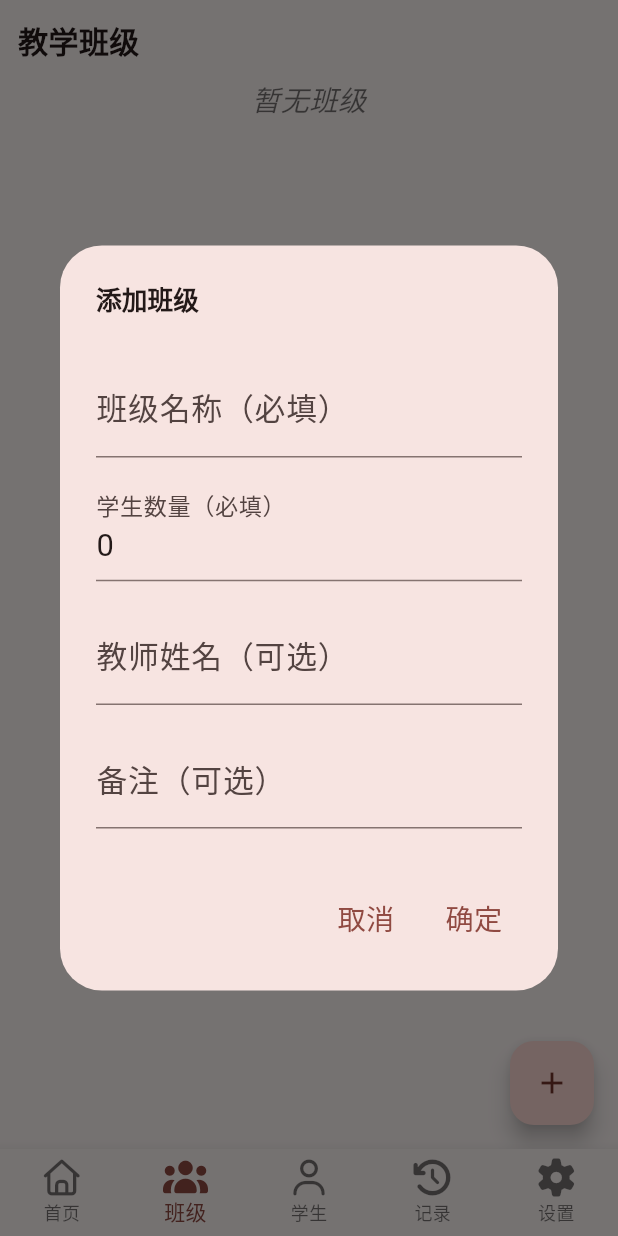
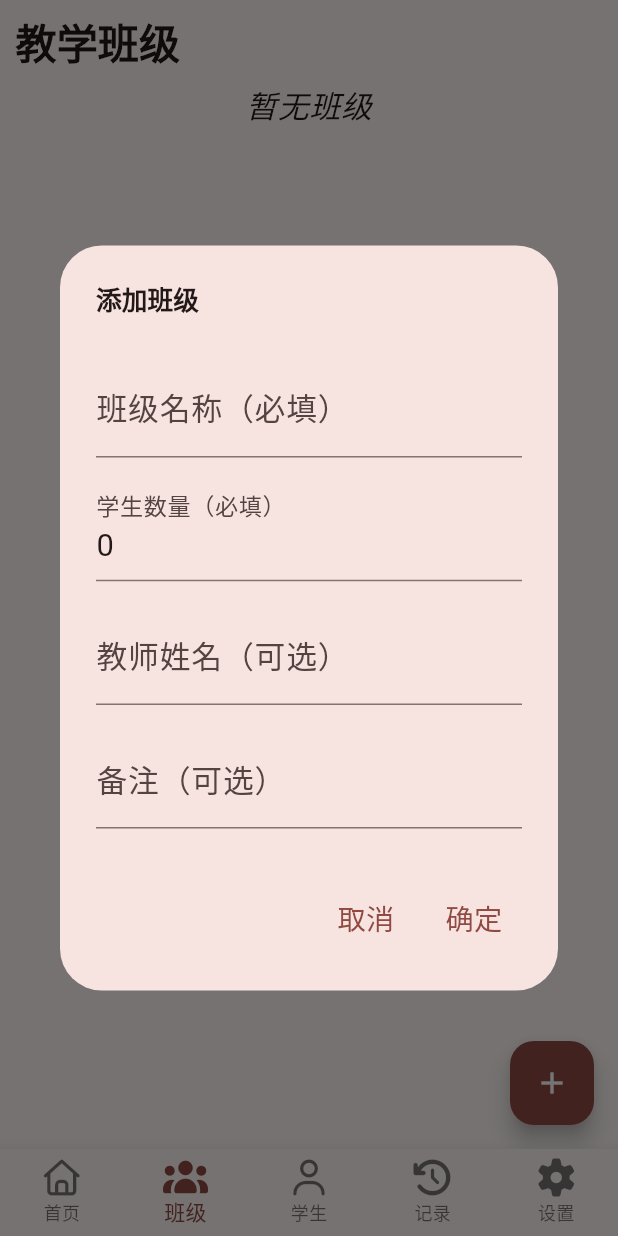
Before and after one commit to ieeningnwq/rollcaller, a Flutter app: the screen it shows after launch, item 2 of the bottom bar chosen, after a tap on the "add" icon, on a phone screen of 412 x 824 dp. Run offline on Flutter 3.47's test engine with Material 3 defaults, Android fonts, the phone set to English and light mode, and no system bars; drawn by our look-alikes of pull_to_refresh; our stand-ins replace dio, file_picker, flutter_screenutil, flutter_secure_storage, fluttertoast, font_awesome_flutter and 2 more; missing offline and left inert: excel, webdav_client; accounts and stored records are empty.

Commit message:
主题班级页面

```diff
--- a/lib/main.dart
+++ b/lib/main.dart
@@ -76,8 +76,8 @@ class _MyAppState extends State<MyApp> with WidgetsBindingObserver {
               bodyMedium: TextStyle(fontSize: 22.sp),
               bodySmall: TextStyle(fontSize: 20.sp),
               labelLarge: TextStyle(fontSize: 22.sp),
-              labelMedium: TextStyle(fontSize: 20.sp),
-              labelSmall: TextStyle(fontSize: 16.sp),
+              labelMedium: TextStyle(fontSize: 18.sp),
+              labelSmall: TextStyle(fontSize: 14.sp),
             ),
           ),
           home: IndexPage(),
--- a/lib/pages/student_class_page.dart
+++ b/lib/pages/student_class_page.dart
@@ -50,10 +50,10 @@ class _StudentClassState extends State<StudentClassPage> {
           children: [
             // 顶部标题栏
             Container(
-              padding: const EdgeInsets.all(12),
+              padding:  EdgeInsets.all(12.w),
               child: Text(
                 KString.studentClassAppBarTitle,
-                style: TextStyle(fontSize: 20, fontWeight: FontWeight.bold),
+                style: Theme.of(context).textTheme.headlineLarge,
               ),
             ),
             Expanded(
@@ -89,8 +89,7 @@ class _StudentClassState extends State<StudentClassPage> {
                               return Center(
                                 child: Text(
                                   '暂无班级',
-                                  style: TextStyle(
-                                    color: Colors.black54,
+                                  style: Theme.of(context).textTheme.bodyLarge?.copyWith(
                                     fontStyle: FontStyle.italic,
                                   ),
                                 ),
@@ -100,17 +99,18 @@ class _StudentClassState extends State<StudentClassPage> {
                                 .values
                                 .elementAt(index);
                             return Card(
+                              color: Theme.of(context).colorScheme.surface,
                               elevation: 10.0.w,
                               margin: EdgeInsets.symmetric(
-                                horizontal: 16.0,
-                                vertical: 8.0,
+                                horizontal: 16.0.h,
+                                vertical: 8.0.w,
                               ),
                               shape: RoundedRectangleBorder(
-                                borderRadius: BorderRadius.circular(8.0),
+                                borderRadius: BorderRadius.circular(8.0.r),
                               ),
 
                               child: Padding(
-                                padding: EdgeInsets.all(8.0),
+                                padding: EdgeInsets.all(8.0.w),
                                 child: Column(
                                   crossAxisAlignment: CrossAxisAlignment.start,
                                   children: [
@@ -124,20 +124,19 @@ class _StudentClassState extends State<StudentClassPage> {
                                         studentClass,
                                       ),
                                     ),
-                                    const SizedBox(height: 4.0),
+                                    SizedBox(height: 4.0.h),
 
                                     // 中间：班级信息
                                     _classInfoWidget(studentClass),
-                                    SizedBox(height: 16.0),
+                                    SizedBox(height: 16.0.h),
                                     // 班级备注
                                     Text(
                                       studentClass.notes,
-                                      style: TextStyle(
-                                        fontSize: 14.0,
-                                        color: Colors.grey.shade700,
+                                      style: Theme.of(context).textTheme.bodySmall?.copyWith(
+                                        color: Theme.of(context).colorScheme.onSurface.withAlpha(150),
                                       ),
                                     ),
-                                    SizedBox(height: 12.0),
+                                    SizedBox(height: 12.0.h),
                                     // 底部操作按钮
                                     _actionsWidget(context, studentClass),
                                   ],
@@ -158,6 +157,7 @@ class _StudentClassState extends State<StudentClassPage> {
         ),
       ),
       floatingActionButton: FloatingActionButton(
+        backgroundColor: Theme.of(context).colorScheme.primary,
         onPressed: () {
           showDialog(
             context: context,
@@ -180,7 +180,7 @@ class _StudentClassState extends State<StudentClassPage> {
           });
         },
         tooltip: '添加班级',
-        child: Icon(Icons.add),
+        child: Icon(Icons.add, color: Theme.of(context).colorScheme.onPrimary),
       ),
     );
   }
@@ -235,29 +235,31 @@ class _StudentClassState extends State<StudentClassPage> {
     String quantityInfo,
     Color deprecationColor,
   ) => Wrap(
+    spacing: 8.0.w,
     children: [
       Text(
         softWrap: true,
         overflow: TextOverflow.ellipsis,
         studentClass.className,
-        style: TextStyle(fontSize: 20.0, fontWeight: FontWeight.bold),
+        style: Theme.of(context).textTheme.titleMedium?.copyWith(
+          color: Theme.of(context).colorScheme.onSurface,
+        ),
       ),
       Container(
-        padding: EdgeInsets.symmetric(horizontal: 12.0, vertical: 4.0),
+        padding: EdgeInsets.symmetric(horizontal: 16.0.h, vertical: 8.0.w),
         decoration: BoxDecoration(
           color: deprecationColor,
-          borderRadius: BorderRadius.circular(12.0),
+          borderRadius: BorderRadius.circular(12.0.r),
         ),
         child: Row(
           children: [
             statusIcon,
-            SizedBox(width: 4.0),
+            SizedBox(width: 4.0.w),
             Text(
               quantityInfo,
-              style: TextStyle(
-                fontSize: 12.0,
+              style: Theme.of(context).textTheme.bodySmall?.copyWith(
                 color: statusColor,
-                fontWeight: FontWeight.w500,
+                fontWeight: FontWeight.w800,
               ),
             ),
           ],
@@ -274,22 +276,30 @@ class _StudentClassState extends State<StudentClassPage> {
         children: [
           Text(
             '班级现有人数',
-            style: TextStyle(fontSize: 14.0, color: Colors.grey.shade600),
+            style: Theme.of(context).textTheme.bodySmall?.copyWith(
+              color: Theme.of(context).colorScheme.onSurface.withAlpha(150),
+            ),
           ),
-          SizedBox(height: 4.0),
+          SizedBox(height: 4.0.h),
           Text(
             '${studentClass.classQuantity}',
-            style: TextStyle(fontSize: 18.0, fontWeight: FontWeight.w500),
+            style: Theme.of(context).textTheme.bodyMedium?.copyWith(
+              color: Theme.of(context).colorScheme.onSurface,
+            ),
           ),
-          SizedBox(height: 12.0),
+          SizedBox(height: 12.0.h),
           Text(
             '学生现有人数',
-            style: TextStyle(fontSize: 14.0, color: Colors.grey.shade600),
+            style: Theme.of(context).textTheme.bodySmall?.copyWith(
+              color: Theme.of(context).colorScheme.onSurface.withAlpha(150),
+            ),
           ),
-          SizedBox(height: 4.0),
+          SizedBox(height: 4.0.h),
           Text(
             '${studentClass.studentQuantity}',
-            style: TextStyle(fontSize: 18.0, fontWeight: FontWeight.w500),
+            style: Theme.of(context).textTheme.bodyMedium?.copyWith(
+              color: Theme.of(context).colorScheme.onSurface,
+            ),
           ),
         ],
       ),
@@ -298,22 +308,30 @@ class _StudentClassState extends State<StudentClassPage> {
         children: [
           Text(
             '教师',
-            style: TextStyle(fontSize: 14.0, color: Colors.grey.shade600),
+            style: Theme.of(context).textTheme.bodySmall?.copyWith(
+              color: Theme.of(context).colorScheme.onSurface.withAlpha(150),
+            ),
           ),
-          SizedBox(height: 4.0),
+          SizedBox(height: 4.0.h),
           Text(
             studentClass.teacherName,
-            style: TextStyle(fontSize: 18.0, fontWeight: FontWeight.w500),
+            style: Theme.of(context).textTheme.bodyMedium?.copyWith(
+              color: Theme.of(context).colorScheme.onSurface,
+            ),
           ),
-          SizedBox(height: 12.0),
+          SizedBox(height: 12.0.h),
           Text(
             '创建时间',
-            style: TextStyle(fontSize: 14.0, color: Colors.grey.shade600),
+            style: Theme.of(context).textTheme.bodySmall?.copyWith(
+              color: Theme.of(context).colorScheme.onSurface.withAlpha(150),
+            ),
           ),
-          SizedBox(height: 4.0),
+          SizedBox(height: 4.0.h),
           Text(
             '${studentClass.created.year}-${studentClass.created.month.toString().padLeft(2, '0')}-${studentClass.created.day.toString().padLeft(2, '0')}',
-            style: TextStyle(fontSize: 18.0, fontWeight: FontWeight.w500),
+            style: Theme.of(context).textTheme.bodyMedium?.copyWith(
+              color: Theme.of(context).colorScheme.onSurface,
+            ),
           ),
         ],
       ),
@@ -343,8 +361,10 @@ class _StudentClassState extends State<StudentClassPage> {
             }
           });
         },
-        icon: Icon(Icons.edit, color: Colors.blue),
-        label: Text('编辑', style: TextStyle(color: Colors.blue)),
+        icon: Icon(Icons.edit, color: Theme.of(context).colorScheme.secondary),
+        label: Text('编辑', style: Theme.of(context).textTheme.labelLarge?.copyWith(
+          color: Theme.of(context).colorScheme.secondary,
+        )),
       ),
       SizedBox(width: 8.0),
       TextButton.icon(
@@ -402,15 +422,19 @@ class _StudentClassState extends State<StudentClassPage> {
                         // 关闭确认弹窗
                       }
                     },
-                    child: Text('删除', style: TextStyle(color: Colors.red)),
+                    child: Text('删除', style: Theme.of(context).textTheme.labelLarge?.copyWith(
+                      color: Theme.of(context).colorScheme.error,
+                    )),
                   ),
                 ],
               );
             },
           );
         },
-        icon: Icon(Icons.delete, color: Colors.red),
-        label: Text('删除', style: TextStyle(color: Colors.red)),
+        icon: Icon(Icons.delete, color: Theme.of(context).colorScheme.error),
+        label: Text('删除', style: Theme.of(context).textTheme.labelLarge?.copyWith(
+          color: Theme.of(context).colorScheme.error,
+        )),
       ),
     ],
   );
@@ -420,7 +444,7 @@ class _StudentClassState extends State<StudentClassPage> {
     return classQuantity == studentClass.studentQuantity
         ? Icon(Icons.check_circle, size: 16, color: Colors.green)
         : classQuantity < studentClass.studentQuantity
-        ? Icon(Icons.warning_amber, size: 16, color: Colors.yellow)
+        ? Icon(Icons.warning_amber, size: 16, color: Color.fromARGB(170, 146, 64, 14))
         : Icon(Icons.error, size: 16, color: Colors.red);
   }
 
@@ -429,7 +453,7 @@ class _StudentClassState extends State<StudentClassPage> {
     return classQuantity == studentClass.studentQuantity
         ? Colors.green
         : classQuantity < studentClass.studentQuantity
-        ? Colors.yellow
+        ? Color.fromARGB(170, 146, 64, 14)
         : Colors.red;
   }
 
@@ -447,7 +471,7 @@ class _StudentClassState extends State<StudentClassPage> {
     return classQuantity == studentClass.studentQuantity
         ? Colors.green.shade100
         : classQuantity < studentClass.studentQuantity
-        ? Colors.yellow.shade100
+        ? Color.fromARGB(170, 254, 243, 199)
         : Colors.red.shade100;
   }
 }
```
